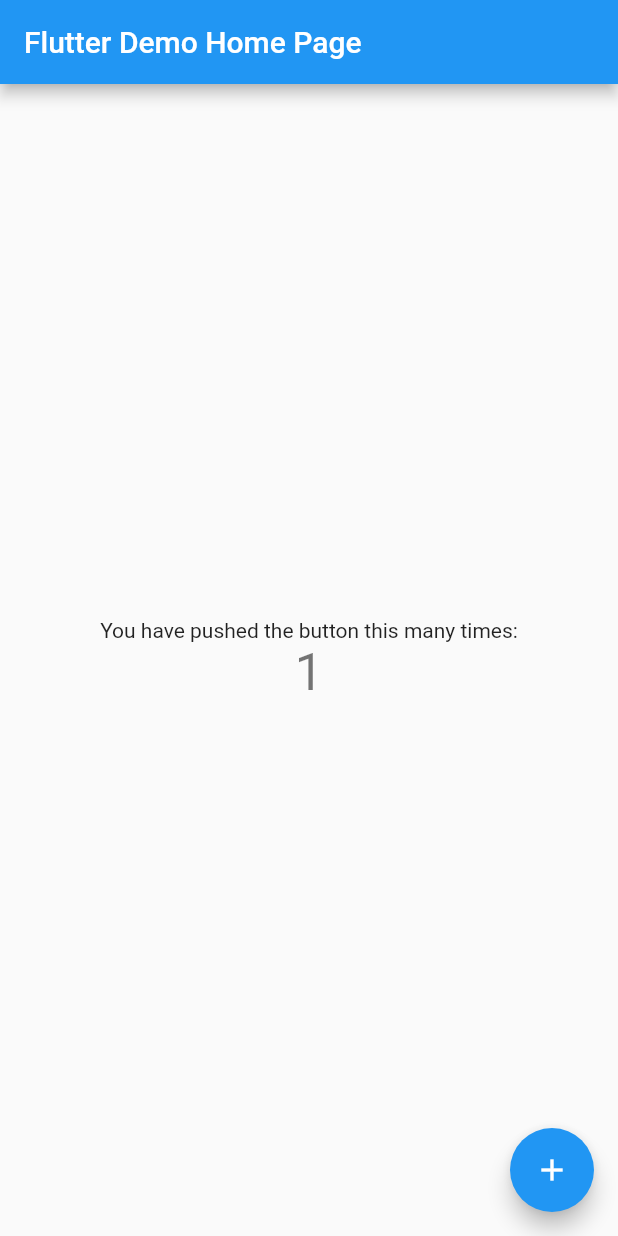
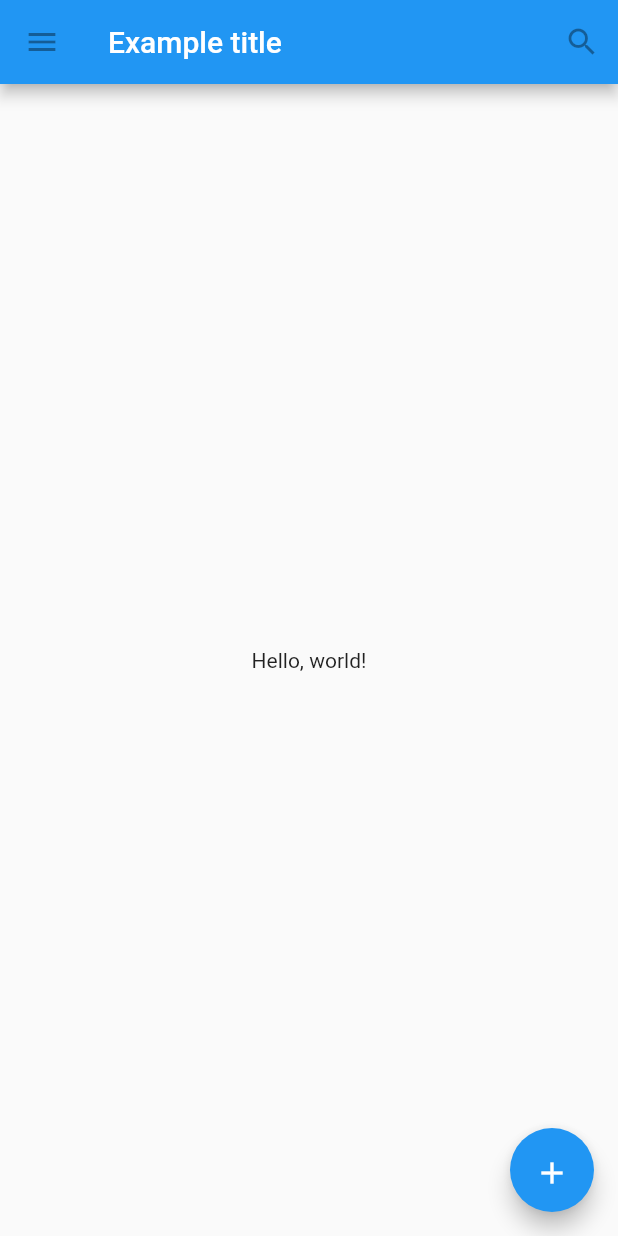
Before and after one commit to theoDELAS/flutter, a Flutter app: the screen it shows after launch, after a tap on the "add" icon, on a phone screen of 412 x 824 dp. Run offline on Flutter 3.47's test engine with Material 2 defaults, Android fonts, the phone set to English and light mode, and no system bars.

Commit message:
:recycle: Add navbar and button who react on press

```diff
--- a/user_interface/lib/main.dart
+++ b/user_interface/lib/main.dart
@@ -1,117 +1,63 @@
 import 'package:flutter/material.dart';
 
 void main() {
-  runApp(MyApp());
+  runApp(MaterialApp(
+    title: 'Flutter Tutorial',
+    home: TutorialHome(),
+  ));
 }
 
-class MyApp extends StatelessWidget {
-  // This widget is the root of your application.
+class TutorialHome extends StatelessWidget {
   @override
   Widget build(BuildContext context) {
-    return MaterialApp(
-      title: 'Flutter Demo',
-      theme: ThemeData(
-        // This is the theme of your application.
-        //
-        // Try running your application with "flutter run". You'll see the
-        // application has a blue toolbar. Then, without quitting the app, try
-        // changing the primarySwatch below to Colors.green and then invoke
-        // "hot reload" (press "r" in the console where you ran "flutter run",
-        // or simply save your changes to "hot reload" in a Flutter IDE).
-        // Notice that the counter didn't reset back to zero; the application
-        // is not restarted.
-        primarySwatch: Colors.blue,
-        // This makes the visual density adapt to the platform that you run
-        // the app on. For desktop platforms, the controls will be smaller and
-        // closer together (more dense) than on mobile platforms.
-        visualDensity: VisualDensity.adaptivePlatformDensity,
+    // Scaffold is a layout for the major Material Components.
+    return Scaffold(
+      appBar: AppBar(
+        leading: IconButton(
+          icon: Icon(Icons.menu),
+          tooltip: 'Navigation menu',
+          onPressed: null,
+        ),
+        title: Text('Example title'),
+        actions: <Widget>[
+          IconButton(
+            icon: Icon(Icons.search),
+            tooltip: 'Search',
+            onPressed: null,
+          ),
+        ],
       ),
-      home: MyHomePage(title: 'Flutter Demo Home Page'),
+      // body is the majority of the screen.
+      body: Center(
+        child: Text('Hello, world!'),
+      ),
+      floatingActionButton: FloatingActionButton(
+        onPressed: null,
+        child: MyButton(),
+      ),
     );
   }
 }
 
-class MyHomePage extends StatefulWidget {
-  MyHomePage({Key key, this.title}) : super(key: key);
-
-  // This widget is the home page of your application. It is stateful, meaning
-  // that it has a State object (defined below) that contains fields that affect
-  // how it looks.
-
-  // This class is the configuration for the state. It holds the values (in this
-  // case the title) provided by the parent (in this case the App widget) and
-  // used by the build method of the State. Fields in a Widget subclass are
-  // always marked "final".
-
-  final String title;
-
-  @override
-  _MyHomePageState createState() => _MyHomePageState();
-}
-
-class _MyHomePageState extends State<MyHomePage> {
-  int _counter = 0;
-
-  void _incrementCounter() {
-    setState(() {
-      // This call to setState tells the Flutter framework that something has
-      // changed in this State, which causes it to rerun the build method below
-      // so that the display can reflect the updated values. If we changed
-      // _counter without calling setState(), then the build method would not be
-      // called again, and so nothing would appear to happen.
-      _counter++;
-    });
-  }
-
+class MyButton extends StatelessWidget {
   @override
   Widget build(BuildContext context) {
-    // This method is rerun every time setState is called, for instance as done
-    // by the _incrementCounter method above.
-    //
-    // The Flutter framework has been optimized to make rerunning build methods
-    // fast, so that you can just rebuild anything that needs updating rather
-    // than having to individually change instances of widgets.
-    return Scaffold(
-      appBar: AppBar(
-        // Here we take the value from the MyHomePage object that was created by
-        // the App.build method, and use it to set our appbar title.
-        title: Text(widget.title),
-      ),
-      body: Center(
-        // Center is a layout widget. It takes a single child and positions it
-        // in the middle of the parent.
-        child: Column(
-          // Column is also a layout widget. It takes a list of children and
-          // arranges them vertically. By default, it sizes itself to fit its
-          // children horizontally, and tries to be as tall as its parent.
-          //
-          // Invoke "debug painting" (press "p" in the console, choose the
-          // "Toggle Debug Paint" action from the Flutter Inspector in Android
-          // Studio, or the "Toggle Debug Paint" command in Visual Studio Code)
-          // to see the wireframe for each widget.
-          //
-          // Column has various properties to control how it sizes itself and
-          // how it positions its children. Here we use mainAxisAlignment to
-          // center the children vertically; the main axis here is the vertical
-          // axis because Columns are vertical (the cross axis would be
-          // horizontal).
-          mainAxisAlignment: MainAxisAlignment.center,
-          children: <Widget>[
-            Text(
-              'You have pushed the button this many times:',
-            ),
-            Text(
-              '$_counter',
-              style: Theme.of(context).textTheme.headline4,
-            ),
-          ],
+    return GestureDetector(
+      onTap: () {
+        print('MyButton was tapped!');
+      },
+      child: Container(
+        height: 36.0,
+        padding: const EdgeInsets.all(8.0),
+        margin: const EdgeInsets.symmetric(horizontal: 8.0),
+        decoration: BoxDecoration(
+          borderRadius: BorderRadius.circular(5.0),
+          color: Colors.blue[500],
+        ),
+        child: Center(
+          child: Icon(Icons.add),
         ),
       ),
-      floatingActionButton: FloatingActionButton(
-        onPressed: _incrementCounter,
-        tooltip: 'Increment',
-        child: Icon(Icons.add),
-      ), // This trailing comma makes auto-formatting nicer for build methods.
     );
   }
 }
```
